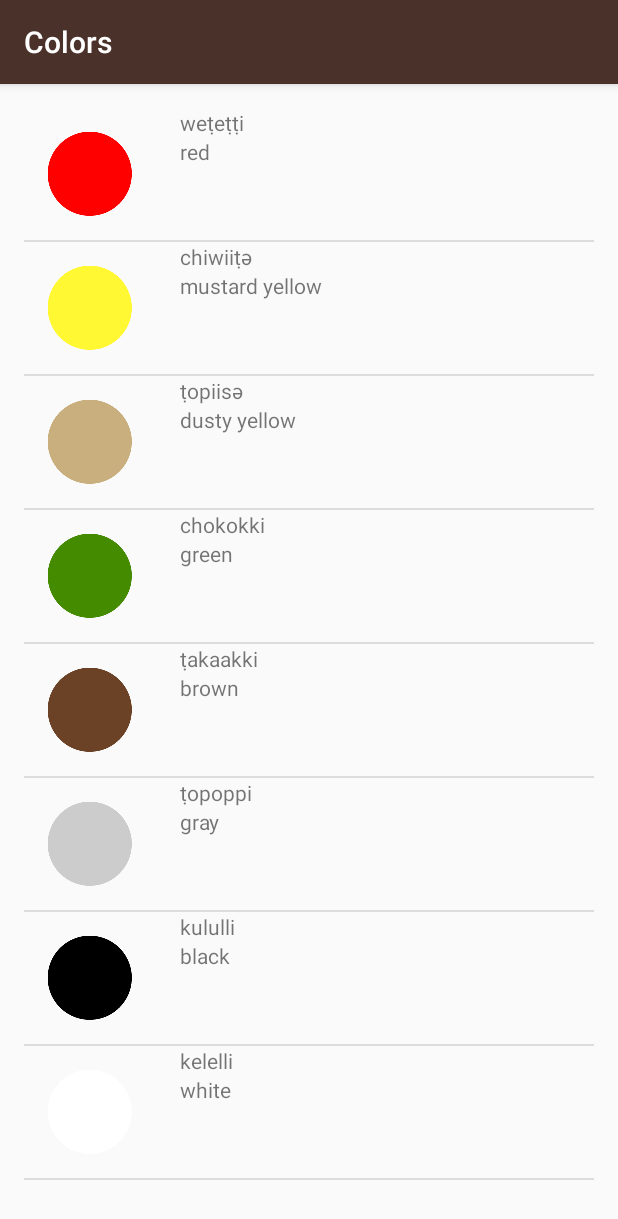
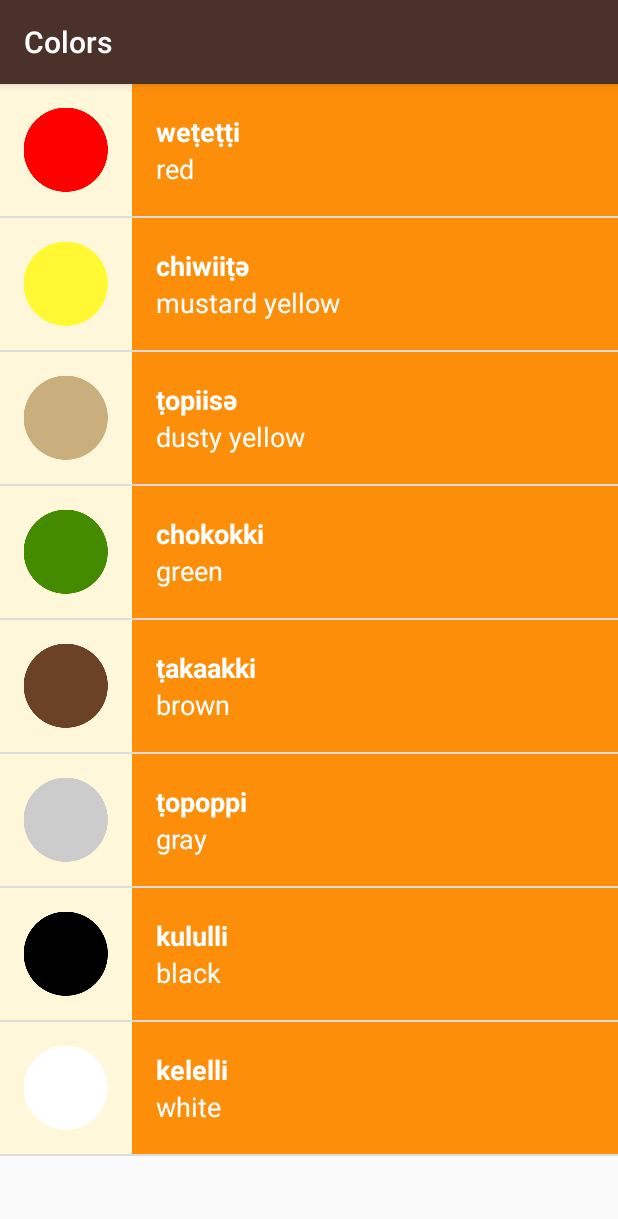
Before and after one commit to RemonShehata/Miwok, an Android app: the ColorsActivity screen opened directly, with no data from a screen before it, on a phone screen of 412 x 824 dp. Shown: the top 1219 px of the screen. Run offline under Robolectric (Android 15) with nearby library versions, the phone set to English and light mode, and no system bars.

Commit message:
Visual polish for vocabulary word lists

```diff
--- a/app/src/main/res/layout/list_item.xml
+++ b/app/src/main/res/layout/list_item.xml
@@ -2,32 +2,43 @@
 <LinearLayout xmlns:android="http://schemas.android.com/apk/res/android"
     xmlns:tools="http://schemas.android.com/tools"
     android:layout_width="match_parent"
-    android:layout_height="match_parent"
+    android:layout_height="wrap_content"
+    android:background="@color/tan_background"
+    android:minHeight="@dimen/list_item_height"
     android:orientation="horizontal">
 
     <ImageView
         android:id="@+id/image"
-        android:layout_width="wrap_content"
-        android:layout_height="wrap_content"
-        android:src="@mipmap/ic_launcher" />
+        android:layout_width="@dimen/list_item_height"
+        android:layout_height="@dimen/list_item_height" />
 
     <LinearLayout
-        android:layout_width="wrap_content"
-        android:layout_height="wrap_content"
+        android:id="@+id/text_container"
+        android:layout_width="match_parent"
+        android:layout_height="match_parent"
+        android:background="@color/category_numbers"
         android:orientation="vertical"
         android:paddingLeft="16dp">
 
         <TextView
             android:id="@+id/miwok_text_view"
-            android:layout_width="wrap_content"
-            android:layout_height="wrap_content"
+            android:layout_width="match_parent"
+            android:layout_height="0dp"
+            android:layout_weight="1"
+            android:gravity="bottom"
+            android:textAppearance="?android:textAppearanceMedium"
+            android:textColor="@android:color/white"
+            android:textStyle="bold"
             tools:text="lutti" />
 
         <TextView
             android:id="@+id/default_text_view"
-            android:layout_width="wrap_content"
-            android:layout_height="wrap_content"
+            android:layout_width="match_parent"
+            android:layout_height="0dp"
+            android:layout_weight="1"
+            android:gravity="top"
+            android:textAppearance="?android:textAppearanceMedium"
+            android:textColor="@android:color/white"
             tools:text="one" />
     </LinearLayout>
-
 </LinearLayout>
--- a/app/src/main/res/layout/word_list.xml
+++ b/app/src/main/res/layout/word_list.xml
@@ -5,8 +5,4 @@
     android:id="@+id/list"
     android:layout_width="match_parent"
     android:layout_height="match_parent"
-    android:orientation="vertical"
-    android:paddingLeft="@dimen/activity_horizontal_margin"
-    android:paddingTop="@dimen/activity_vertical_margin"
-    android:paddingRight="@dimen/activity_horizontal_margin"
-    android:paddingBottom="@dimen/activity_vertical_margin" />
+    android:orientation="vertical" />
```
